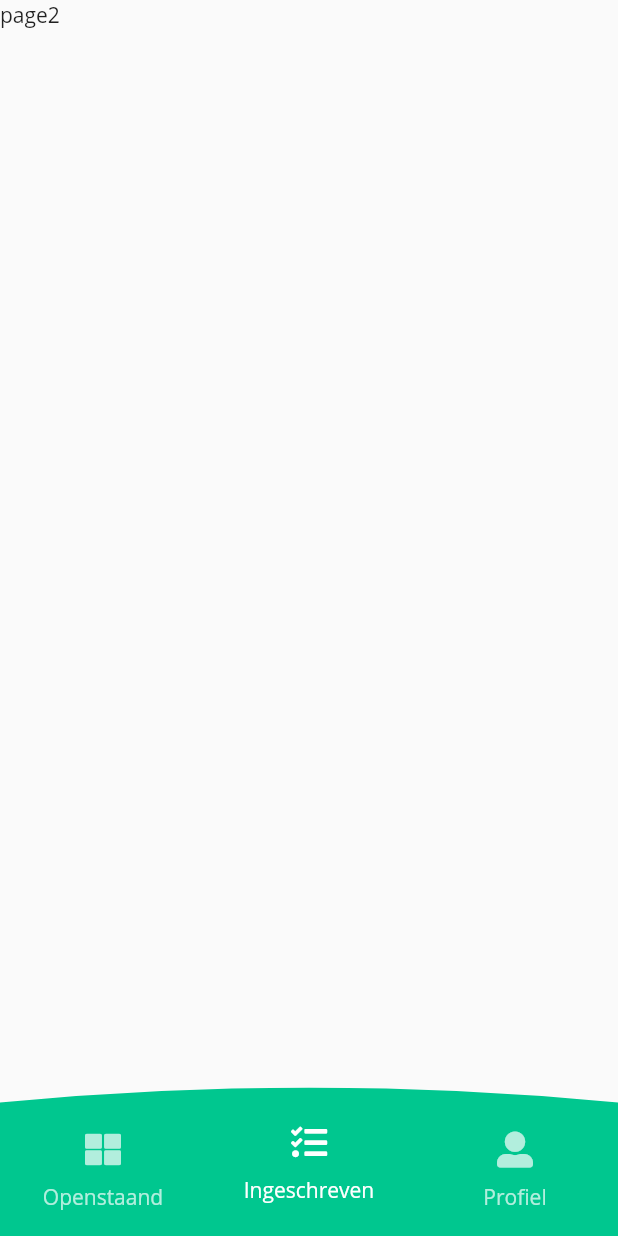
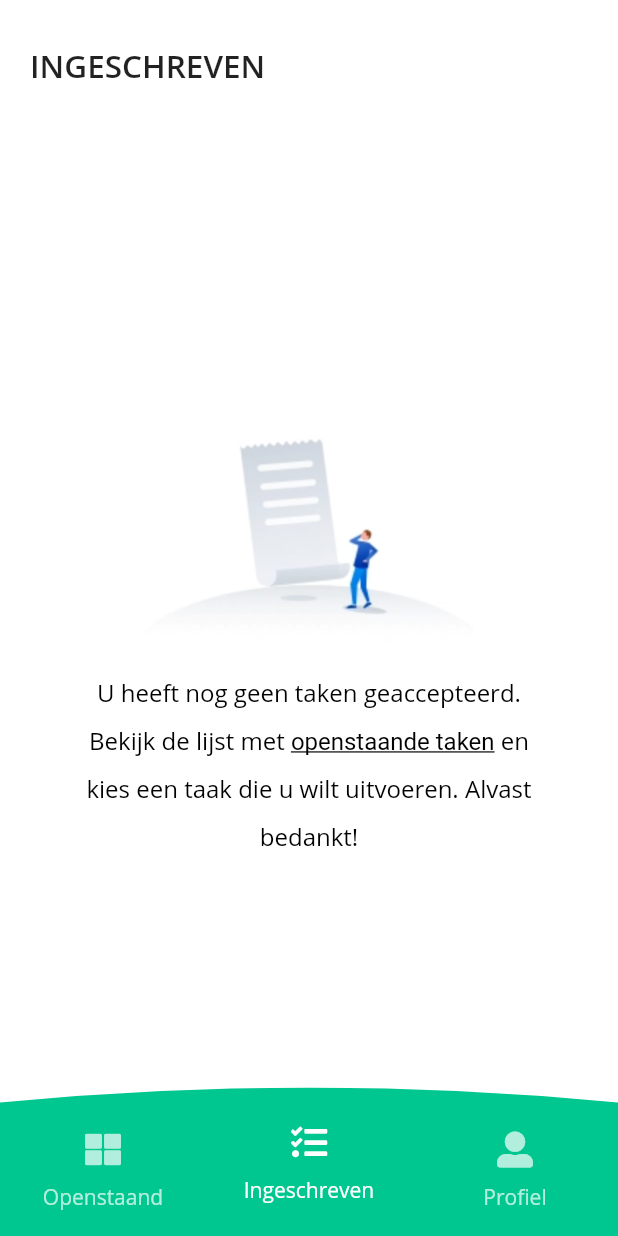
Before and after one commit to LennardDeurman/tareas-mobile-app, a Flutter app: the screen it shows after launch, item 2 of the bottom bar chosen, on a phone screen of 412 x 824 dp. Run offline on Flutter 3.47's test engine with Material 2 defaults, Android fonts, the phone set to English and light mode, and no system bars; our stand-ins replace flutter_i18n, font_awesome_flutter.

Commit message:
Created subscribed tasks screen

```diff
--- a/assets/i18n/nl.json
+++ b/assets/i18n/nl.json
@@ -6,11 +6,13 @@
   "loginPageSubText": "Lorem ipsum dolor sit atem, consectectur adipscing elit.",
   "passwordTooShort": "Het opgegeven wachtwoord is te kort.",
   "usernameTooShort": "De opgegeven gebruikersnaam is te kort.",
-  "openTasks": "Openstaand",
+  "open": "Openstaand",
+  "openTasks": "Openstaande taken",
   "subscribed": "Ingeschreven",
   "profile": "Profiel",
   "name": "Naam",
   "dateOfBirth": "Geboortedatum",
   "availableAtPark": "Aanwezig op sportpark",
-  "socialPoint": "Social point"
+  "socialPoint": "Social point",
+  "noSubscribedTasks": "U heeft nog geen taken geaccepteerd. Bekijk de lijst met openstaande taken en kies een taak die u wilt uitvoeren. Alvast bedankt!"
 }
--- a/lib/extensions/asset_paths.dart
+++ b/lib/extensions/asset_paths.dart
@@ -3,5 +3,6 @@ class AssetPaths {
   static const String localization = "assets/i18n";
   static const String loginLogo = "assets/images/logo_login_tareas.png";
   static const String loginBackground = "assets/images/icon_background_mobile.png";
+  static const String tasksNoResults = "assets/images/placeholder_no_tasks.png";
 
 }
--- a/lib/extensions/translation_keys.dart
+++ b/lib/extensions/translation_keys.dart
@@ -7,6 +7,7 @@ class TranslationKeys {
   static const String loginPageSubText = "loginPageSubText";
   static const String passwordTooShort = "passwordTooShort";
   static const String usernameTooShort = "usernameTooShort";
+  static const String open = "open";
   static const String openTasks = "openTasks";
   static const String subscribed = "subscribed";
   static const String profile = "profile";
@@ -14,4 +15,6 @@ class TranslationKeys {
   static const String name = "name";
   static const String availableAtPark = "availableAtPark";
   static const String socialPoint = "socialPoint";
+  static const String noSubscribedTasks = "noSubscribedTasks";
+
 }
--- a/lib/main.dart
+++ b/lib/main.dart
@@ -4,7 +4,6 @@ import 'package:flutter_localizations/flutter_localizations.dart';
 import 'package:tareas/extensions/asset_paths.dart';
 import 'package:tareas/extensions/custom_fonts.dart';
 import 'package:tareas/pages/home.dart';
-import 'package:tareas/pages/login.dart';
 
 Future main() async {
   final FlutterI18nDelegate flutterI18nDelegate = FlutterI18nDelegate(
--- a/lib/pages/home.dart
+++ b/lib/pages/home.dart
@@ -5,6 +5,7 @@ import 'package:tareas/extensions/brand_colors.dart';
 import 'package:tareas/extensions/top_border_clipper.dart';
 import 'package:tareas/extensions/translation_keys.dart';
 import 'package:tareas/pages/profile.dart';
+import 'package:tareas/pages/subscribed_tasks.dart';
 
 class HomePage extends StatefulWidget {
 
@@ -25,6 +26,7 @@ class _HomePageState extends State<HomePage> {
   @override
   Widget build(BuildContext context) {
     return Scaffold(
+      backgroundColor: Colors.white,
       body: DefaultTabController(
         child: Column(
           children: <Widget>[
@@ -37,9 +39,7 @@ class _HomePageState extends State<HomePage> {
                     Container(
                       child: Text("page1"),
                     ),
-                    Container(
-                      child: Text("page2"),
-                    ),
+                    SubscribedTasksPage(),
                     ProfilePage()
                   ],
                 ),
@@ -60,7 +60,7 @@ class _HomePageState extends State<HomePage> {
                       tabs: <Widget>[
                         Tab(
                           icon: FaIcon(FontAwesomeIcons.thLarge),
-                          text: FlutterI18n.translate(context, TranslationKeys.openTasks),
+                          text: FlutterI18n.translate(context, TranslationKeys.open),
                         ),
                         Container(
                           child: Tab(
--- a/lib/pages/profile.dart
+++ b/lib/pages/profile.dart
@@ -21,6 +21,7 @@ class _ProfilePageState extends State<ProfilePage> {
   @override
   Widget build(BuildContext context) {
     return Scaffold(
+      backgroundColor: Colors.white,
       body: Container(
         child: ListView(
           children: <Widget>[
--- /dev/null
+++ b/lib/pages/subscribed_tasks.dart
@@ -0,0 +1,56 @@
+import 'package:flutter/material.dart';
+import 'package:flutter_i18n/flutter_i18n.dart';
+import 'package:tareas/extensions/translation_keys.dart';
+import 'package:tareas/widgets/backgrounds/no_subscribed_tasks.dart';
+import 'package:tareas/widgets/page_heading_box.dart';
+
+class SubscribedTasksPage extends StatefulWidget {
+
+  @override
+  State<StatefulWidget> createState() {
+    return _SubscribedTasksPageState();
+  }
+
+}
+
+
+
+
+class _SubscribedTasksPageState extends State<SubscribedTasksPage> {
+
+
+
+  @override
+  Widget build(BuildContext context) {
+    return Scaffold(
+      backgroundColor: Colors.white,
+      body: Column(
+        mainAxisSize: MainAxisSize.max,
+        mainAxisAlignment: MainAxisAlignment.start,
+        crossAxisAlignment: CrossAxisAlignment.start,
+        children: <Widget>[
+          PageHeadingBox(
+            title: FlutterI18n.translate(context, TranslationKeys.subscribed),
+          ),
+          Expanded(
+            child: RefreshIndicator(
+              onRefresh: () async {
+                await Future.delayed(Duration(seconds: 1));
+              },
+              child: Stack(
+                children: <Widget>[
+                  Align(
+                    alignment: Alignment.center,
+                    child: NoSubscribedTasksBackground()
+                  ),
+                  ListView()
+                ],
+              ),
+            ),
+          )
+        ],
+      ),
+    );
+  }
+
+}
--- /dev/null
+++ b/lib/widgets/backgrounds/no_subscribed_tasks.dart
@@ -0,0 +1,69 @@
+import 'package:flutter/material.dart';
+import 'package:flutter_i18n/flutter_i18n.dart';
+import 'package:tareas/extensions/asset_paths.dart';
+import 'package:tareas/extensions/custom_fonts.dart';
+import 'package:tareas/extensions/translation_keys.dart';
+
+class NoSubscribedTasksBackground extends StatelessWidget {
+
+  @override
+  Widget build(BuildContext context) {
+    return Container(
+      constraints: BoxConstraints(
+          maxWidth: 300
+      ),
+      child: Column(
+        mainAxisAlignment: MainAxisAlignment.center,
+        crossAxisAlignment: CrossAxisAlignment.center,
+        children: <Widget>[
+          _buildImage(),
+          _buildText(context)
+        ],
+      )
+    );
+  }
+
+  Widget _buildImage() {
+    return Container(
+      child: Image.asset(AssetPaths.tasksNoResults),
+      width: 220,
+      height: 200,
+    );
+  }
+
+  Widget _buildText(BuildContext context) {
+    String baseText = FlutterI18n.translate(context, TranslationKeys.noSubscribedTasks);
+    String openTasks = FlutterI18n.translate(context, TranslationKeys.openTasks).toLowerCase().trim();
+    int start = baseText.indexOf(openTasks);
+    String firstPart = baseText.substring(0, start).trim();
+    String lastPart = baseText.substring(start + openTasks.length, baseText.length).trim();
+
+    return RichText(
+      textAlign: TextAlign.center,
+
+      text: TextSpan(
+        style: TextStyle(
+            fontSize: 16,
+            height: 2,
+            color: Colors.black,
+            fontFamily: CustomFonts.openSans
+        ),
+        children: <TextSpan>[
+          TextSpan(
+            text: firstPart + " "
+          ),
+          TextSpan(
+            text: openTasks,
+            style: TextStyle(
+              decoration: TextDecoration.underline
+            )
+          ),
+          TextSpan(
+            text:  " " + lastPart
+          )
+        ]
+      ),
+    );
+  }
+
+}
--- a/pubspec.yaml
+++ b/pubspec.yaml
@@ -41,6 +41,7 @@ flutter:
   assets:
     - assets/images/icon_background_mobile.png
     - assets/images/logo_login_tareas.png
+    - assets/images/placeholder_no_tasks.png
     - assets/i18n/
   fonts:
     - family: OpenSans
```
Also changed, not shown: assets/images/placeholder_no_tasks.png (added).
